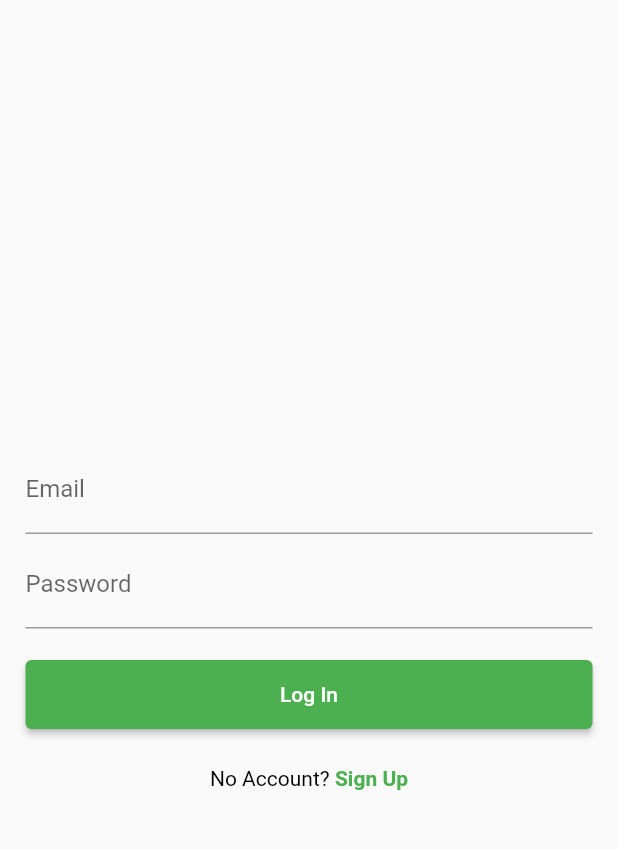
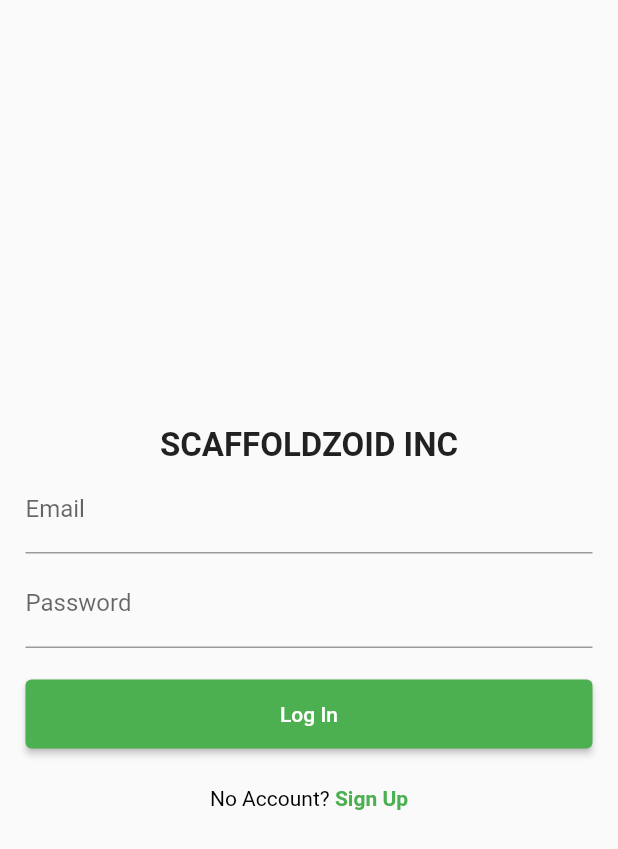
Before and after one commit to tanaybanerjeedeveloper/scaffoldzoid, a Flutter app: the screen it shows after launch, on a phone screen of 412 x 824 dp. Shown: the top 849 px of the screen. Run offline on Flutter 3.47's test engine with Material 2 defaults, Android fonts, the phone set to English and light mode, and no system bars; our stand-ins replace cloud_firestore, email_validator, firebase_auth, firebase_core, image_picker; accounts and stored records are empty.

Commit message:
final commit

```diff
--- a/lib/main.dart
+++ b/lib/main.dart
@@ -27,6 +27,7 @@ class MyApp extends StatelessWidget {
     return MaterialApp(
       scaffoldMessengerKey: Utils.messengerKey,
       navigatorKey: navigatorKey,
+      debugShowCheckedModeBanner: false,
       title: 'Flutter Demo',
       theme: ThemeData(
         primarySwatch: Colors.green,
--- a/lib/screens/login_screen.dart
+++ b/lib/screens/login_screen.dart
@@ -38,6 +38,11 @@ class _LogInScreenState extends State<LogInScreen> {
                     // SizedBox(
                     //   height: 100,
                     // ),
+                    Text(
+                      'SCAFFOLDZOID INC',
+                      style:
+                          TextStyle(fontSize: 22, fontWeight: FontWeight.bold),
+                    ),
                     TextFormField(
                       controller: emailController,
                       decoration: InputDecoration(labelText: 'Email'),
--- a/lib/screens/signup_screen.dart
+++ b/lib/screens/signup_screen.dart
@@ -34,6 +34,11 @@ class _SignUpScreenState extends State<SignUpScreen> {
                     // SizedBox(
                     //   height: 100,
                     // ),
+                    Text(
+                      'SCAFFOLDZOID INC',
+                      style:
+                          TextStyle(fontSize: 22, fontWeight: FontWeight.bold),
+                    ),
                     TextFormField(
                       controller: emailController,
                       decoration: InputDecoration(labelText: 'Email'),
```
